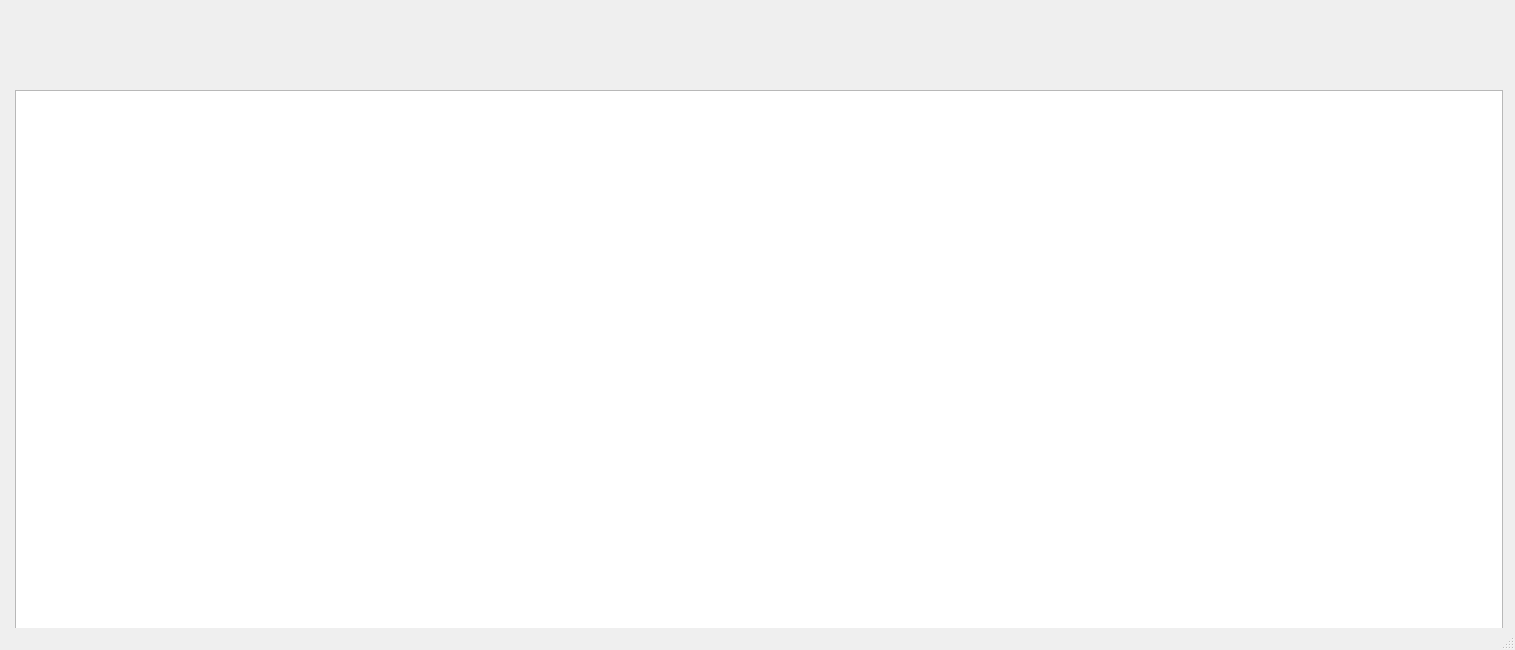
Before: the Qt Designer form bombermanGUI/mainwindow.ui in JoseMJaramilloS/Practica5_Info2, drawn with Qt 5.
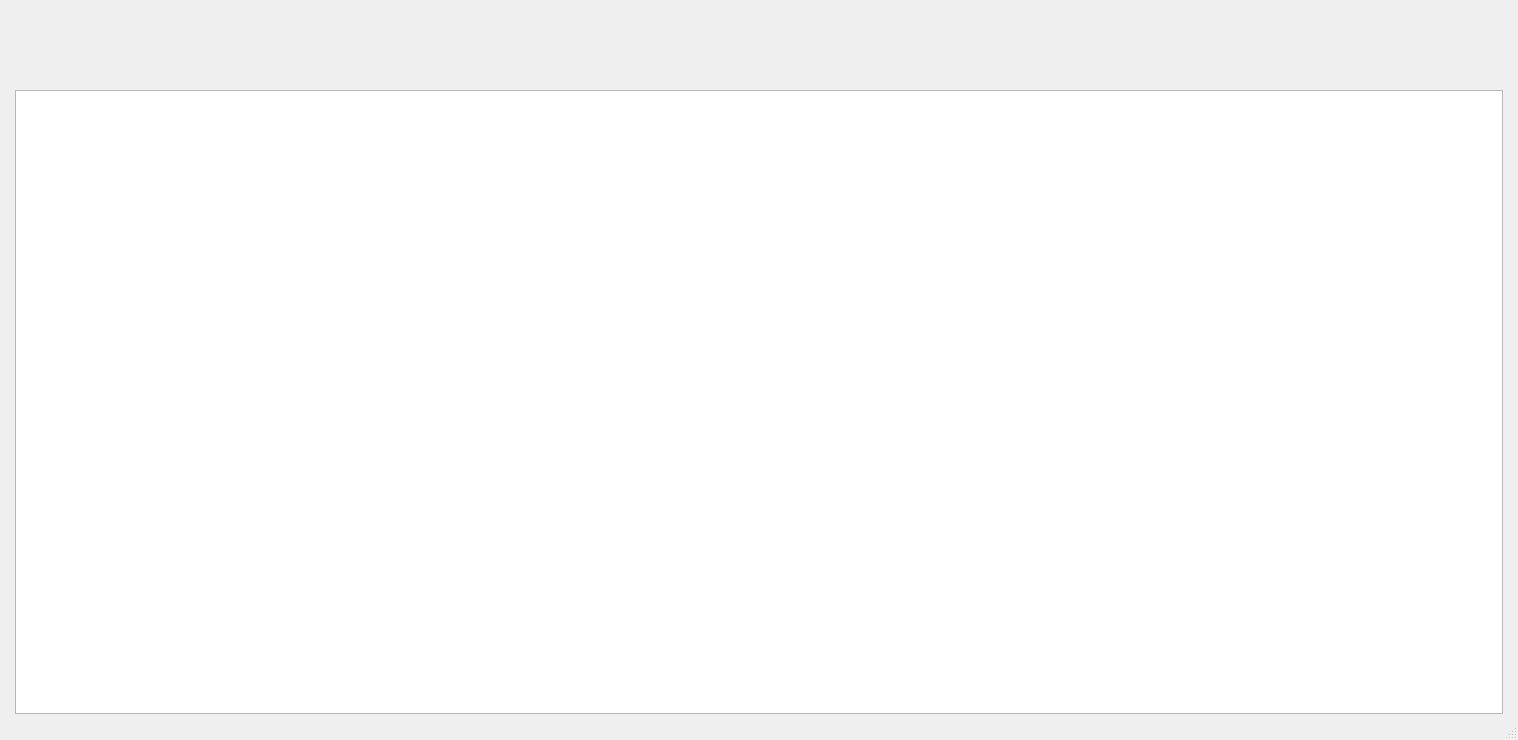
After: the same form once the commit is applied.

```diff
--- a/bombermanGUI/mainwindow.ui
+++ b/bombermanGUI/mainwindow.ui
@@ -6,8 +6,8 @@
    <rect>
     <x>0</x>
     <y>0</y>
-    <width>1515</width>
-    <height>650</height>
+    <width>1518</width>
+    <height>740</height>
    </rect>
   </property>
   <property name="windowTitle">
@@ -23,6 +23,12 @@
       <height>624</height>
      </rect>
     </property>
+    <property name="sizePolicy">
+     <sizepolicy hsizetype="Expanding" vsizetype="Expanding">
+      <horstretch>0</horstretch>
+      <verstretch>0</verstretch>
+     </sizepolicy>
+    </property>
     <property name="backgroundBrush">
      <brush brushstyle="SolidPattern">
       <color alpha="255">
```
Left out of the diff: 2 changed lines with no effect on the pictures.
